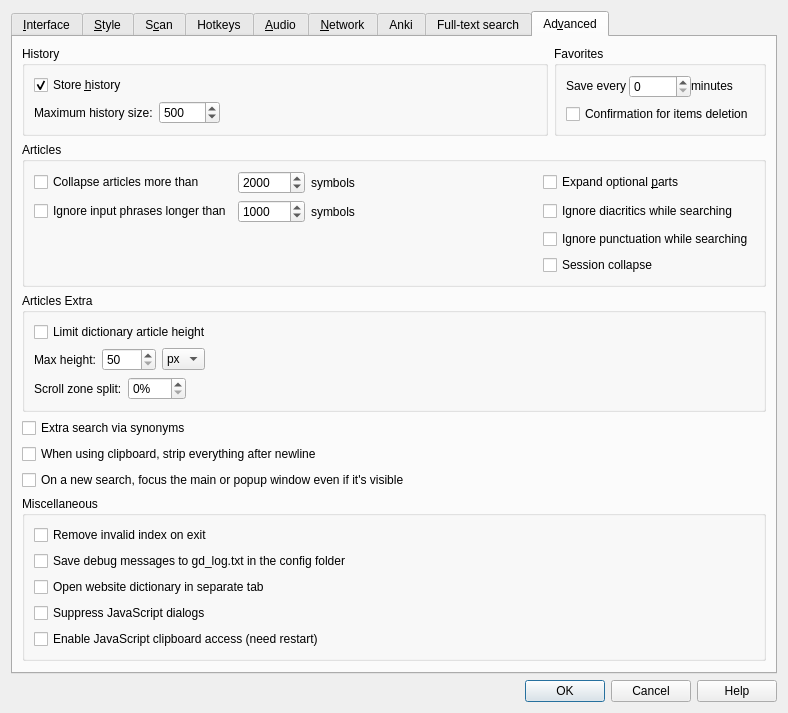
First picture: the form in src/ui/preferences.ui, repository wuyun-1921/goldendict-ng, before the edit.
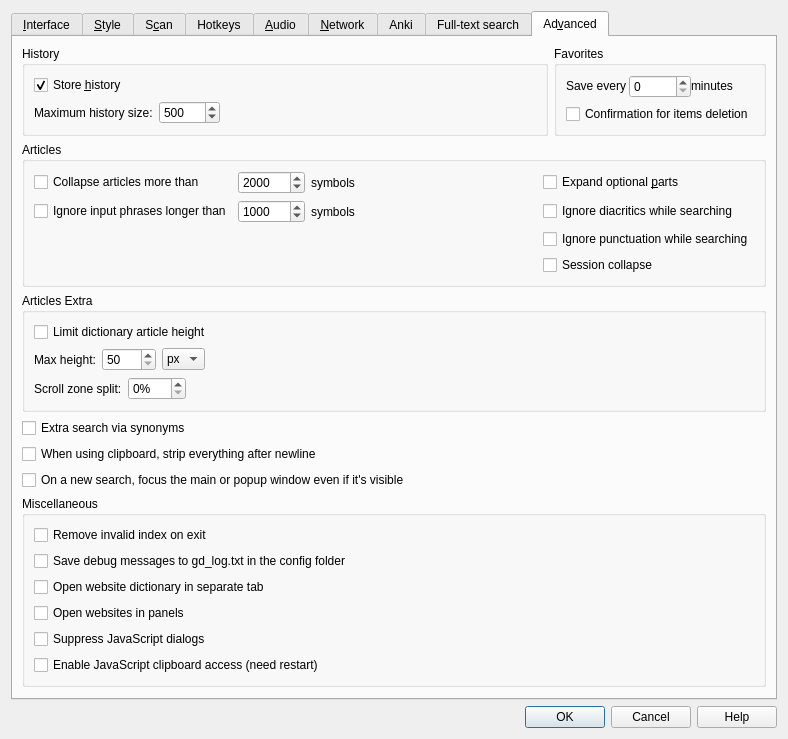
Second picture: the form after the edit. The open tabs and pages were chosen to show the change. Icons and pictures are not drawn.

Commit message: feat: option to open web dicts directly in panels

Diff of the .ui file:
```diff
--- a/src/ui/preferences.ui
+++ b/src/ui/preferences.ui
@@ -2001,6 +2001,13 @@
             </property>
            </widget>
           </item>
+          <item>
+           <widget class="QCheckBox" name="openWebsitesInPanel">
+            <property name="text">
+             <string>Open websites in panels</string>
+            </property>
+           </widget>
+          </item>
           <item>
            <widget class="QCheckBox" name="suppressWebDialogs">
             <property name="toolTip">
```
The commit also changes 4 other files.
